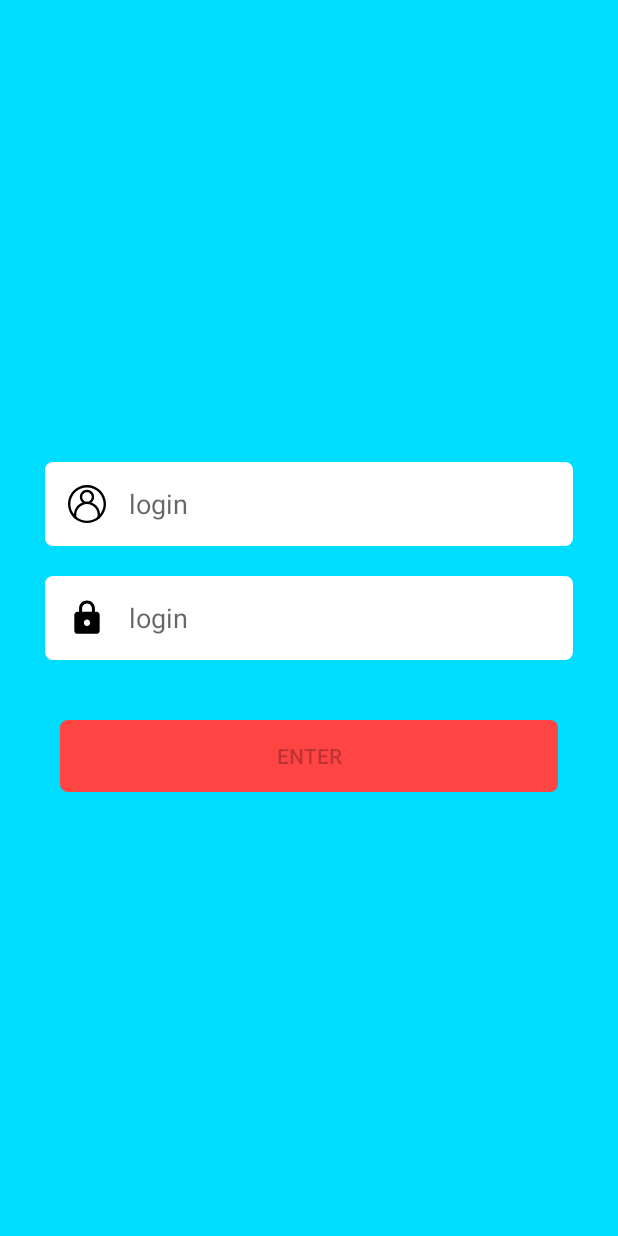
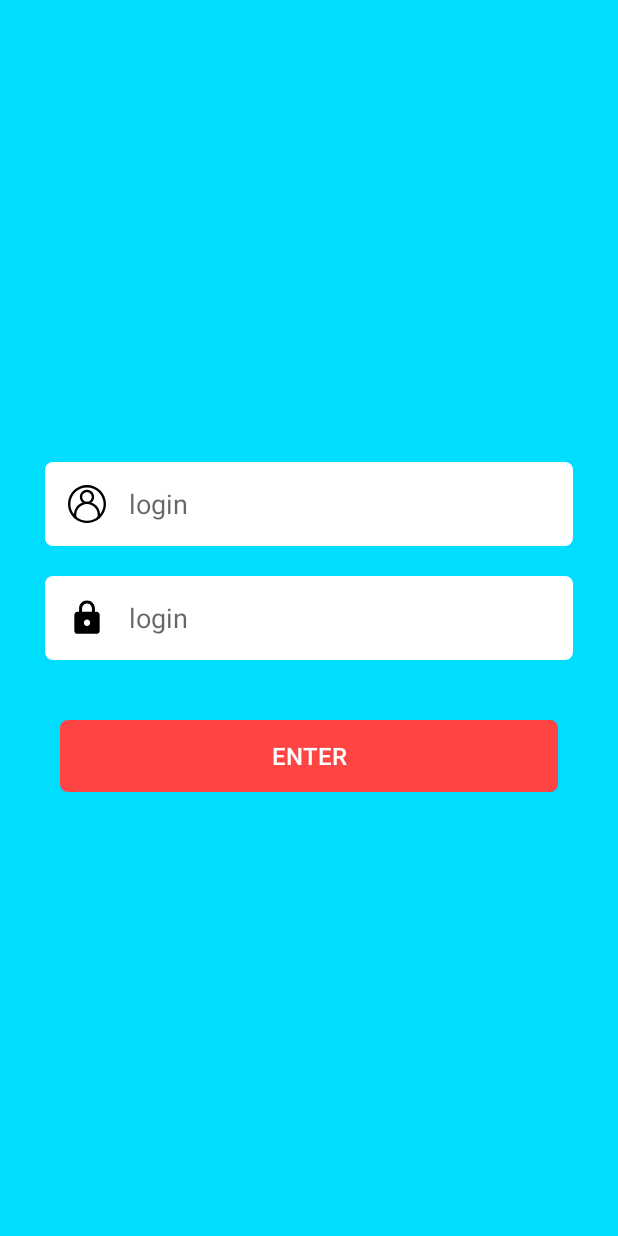
Before and after one commit to daniilxt/CourseProjectClient, an Android app: the fragment AuthFragment placed in its activity, on a phone screen of 412 x 824 dp. Run offline under Robolectric (Android 15) with nearby library versions, the phone set to English and light mode, and no system bars; our stand-ins replace Timber; libraries missing offline, so code that uses them is left out: com.github.razir.progressbutton, ru.terrakok.cicerone; 4 statements that could not run were skipped.

Commit message:
added button

```diff
--- a/app/src/main/res/layout/auth_fragment.xml
+++ b/app/src/main/res/layout/auth_fragment.xml
@@ -82,6 +82,8 @@
             android:layout_height="wrap_content"
             android:layout_marginTop="@dimen/spacing_huge_40"
             android:text="@string/auth_frg__btn_sign_in"
+            android:textColor="@android:color/white"
+            android:textSize="@dimen/font_massive__16"
             android:background="@drawable/auth_frg__rounded_btn"
             app:layout_constraintEnd_toEndOf="parent"
             app:layout_constraintStart_toStartOf="parent"
```
